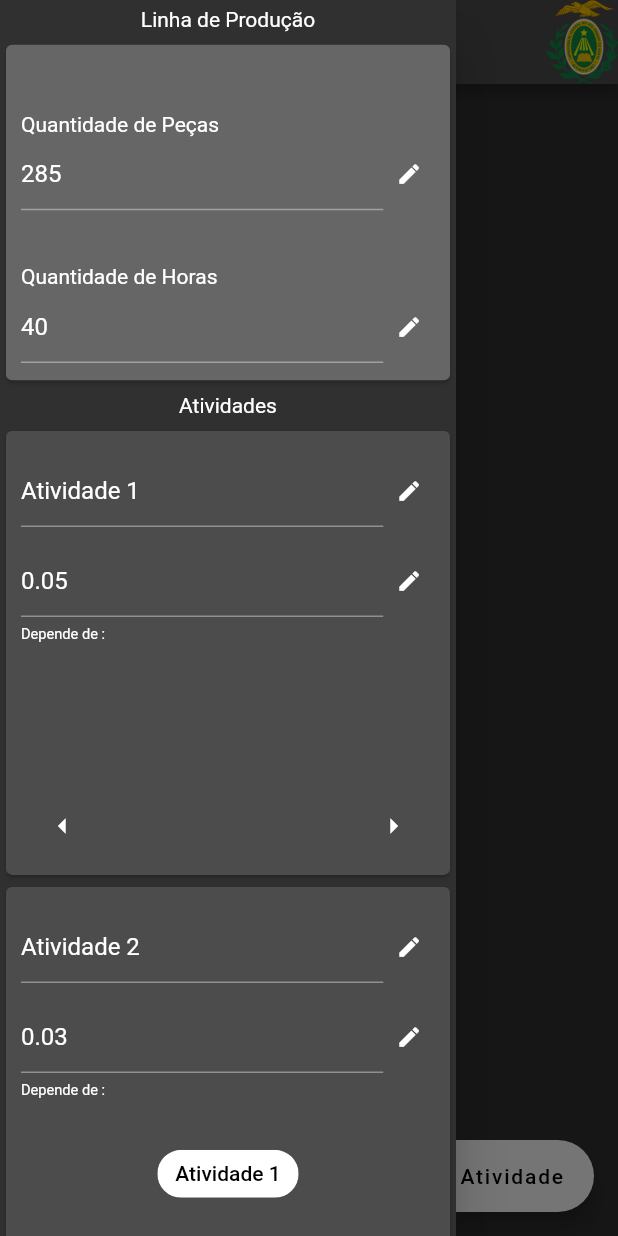
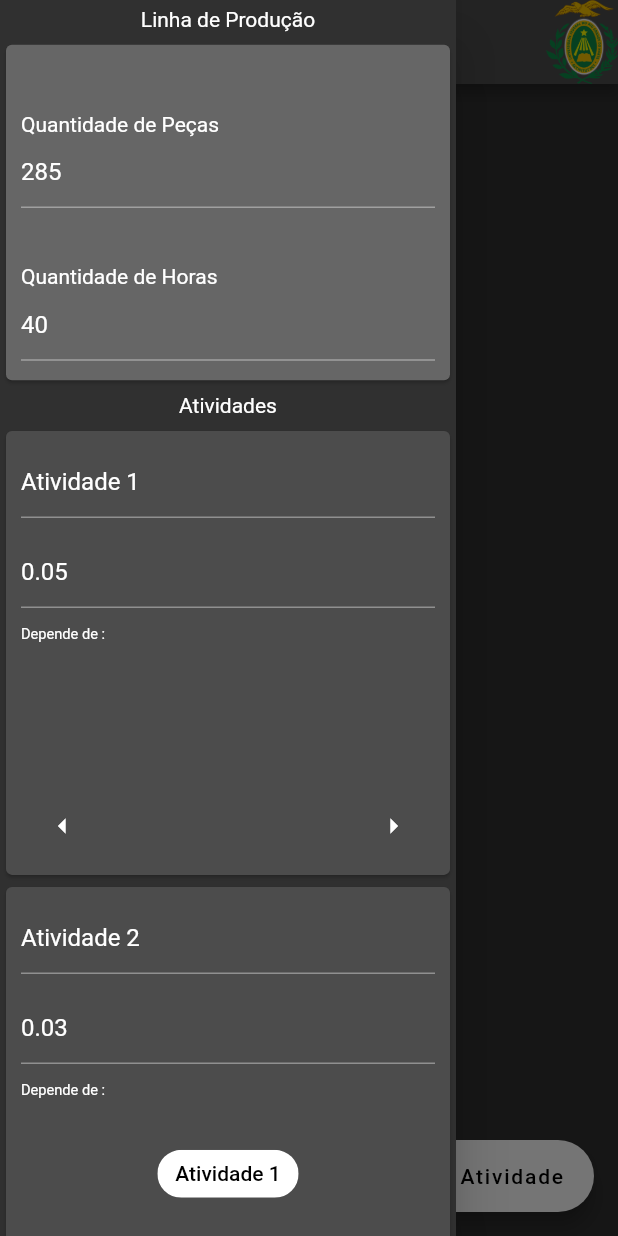
Before and after one commit to varellalexandre/gspufrn, a Flutter app: the screen it shows after launch, with the side drawer open, on a phone screen of 412 x 824 dp. Run offline on Flutter 3.47's test engine with Material 2 defaults, Android fonts, the phone set to English and light mode, and no system bars; our stand-ins replace chips_choice; missing offline and left inert: zoom_widget; Roboto replaces fonts that are missing (Abel).

Commit message:
Realizando algumas alterações no código de text edit

```diff
--- a/lib/design/field/editable.dart
+++ b/lib/design/field/editable.dart
@@ -3,32 +3,27 @@ import 'package:flutter/services.dart';
 import 'dart:core';
 
 class editable extends StatefulWidget{
-	bool beingEdited;
 	TextEditingController controller;
 	bool numeric;
 
 	editable({
-		this.beingEdited,
 		this.controller,
 		this.numeric=false,
 	});
 
 	@override
 	_editableState createState()=> _editableState(
-		beingEdited:beingEdited,
 		controller:controller,
 		numeric:numeric,
 	);
 }
 
 class _editableState extends State<editable>{
-	bool beingEdited;
 	TextEditingController controller;
 	bool numeric;
 	RegExp numeric_regex = RegExp(r"\d{1,}(\.|\,){0,1}\d{0,}");
 
 	_editableState({
-		this.beingEdited,
 		this.controller,
 		this.numeric=false,
 	});
@@ -43,46 +38,15 @@ class _editableState extends State<editable>{
 	@override
 	Widget build(BuildContext context){
 		TextInputType keyboard = TextInputType.name;
-		Icon icone;
 		List<TextInputFormatter> formatter = List();
 		if(numeric == true){
 			keyboard = TextInputType.numberWithOptions(decimal:true);
 			formatter.add(TextInputFormatter.withFunction(numericValidator));
 		}
-		if(beingEdited==false){
-			icone = Icon(Icons.edit);
-		}else{
-			icone = Icon(Icons.save);
-		}
-		return Row(
-				children:[
-				Expanded(
-					flex:7,
-					child:TextField(
-						keyboardType:keyboard,
-						controller:controller,
-						readOnly:!beingEdited,
-						inputFormatters:formatter,
-					)
-				),
-				Expanded(
-					flex:1,
-					child:Container(
-						child:FittedBox(
-							child:IconButton(
-								icon:icone,
-								onPressed:(){
-									setState((){
-										controller.notifyListeners();
-										beingEdited = !beingEdited;
-									});
-								}
-							),
-							fit:BoxFit.scaleDown
-						)
-					)
-				),
-			]
+		return TextField(
+			keyboardType:keyboard,
+			controller:controller,
+			inputFormatters:formatter,
 		);
 	}
 }
--- a/lib/design/field/linha.dart
+++ b/lib/design/field/linha.dart
@@ -5,8 +5,8 @@ import 'package:gspufrn/design/field/editable.dart';
 
 class linha extends StatelessWidget{
 	Linha model;
-	TextEditingController pecas_controller = TextEditingController();
-	TextEditingController horas_controller = TextEditingController();
+	TextEditingController pecas_controller;
+	TextEditingController horas_controller;
 
 	_updatePecas(){
 		model.updateQtdPecas(num.parse(pecas_controller.text));
@@ -16,15 +16,15 @@ class linha extends StatelessWidget{
 		model.updateHoras(num.parse(horas_controller.text));
 	}
 
-	linha({this.model});
+	linha({this.model}){
+		pecas_controller = TextEditingController(text:'${model.qtd_pecas}');
+		horas_controller = TextEditingController(text:'${model.horas_disp}');
+	}
 
 	@override
 	Widget build(BuildContext context){
 		pecas_controller.addListener(_updatePecas);
 		horas_controller.addListener(_updateHoras);
-
-		pecas_controller.text = '${model.qtd_pecas}';
-		horas_controller.text = '${model.horas_disp}';
 
 		return Container(
 			child:Card(
@@ -47,7 +47,6 @@ class linha extends StatelessWidget{
 								Expanded(
 									flex:1,
 									child:editable(
-										beingEdited:false,
 										controller:pecas_controller,
 										numeric:true,
 									),
@@ -65,7 +64,6 @@ class linha extends StatelessWidget{
 								Expanded(
 									flex:1,
 									child:editable(
-										beingEdited:false,
 										controller:horas_controller,
 										numeric:true,
 									),
--- a/lib/design/field/vertex.dart
+++ b/lib/design/field/vertex.dart
@@ -8,8 +8,8 @@ import 'package:gspufrn/design/field/color_theme.dart' as theme;
 class Vertex extends StatelessWidget{
 	Job model;
 	List<String> dependencies;
-	TextEditingController tempo_controller = TextEditingController();
-	TextEditingController nome_controller = TextEditingController();
+	TextEditingController tempo_controller;
+	TextEditingController nome_controller;
 	ScrollController scroll_controller = ScrollController(
 		initialScrollOffset:0.0,
 		keepScrollOffset:true,
@@ -18,7 +18,10 @@ class Vertex extends StatelessWidget{
 	Vertex({
 		this.model,
 		this.dependencies,
-	});
+	}){
+		this.tempo_controller = TextEditingController(text:"${model.tempo}");
+		this.nome_controller = TextEditingController(text:model.nome);
+	}
 
 	_updateTempo(){
 		model.updateTempo(num.parse(tempo_controller.text));
@@ -36,9 +39,6 @@ class Vertex extends StatelessWidget{
 			model:model,
 			child:ScopedModelDescendant<Job>(
 				builder:(context,child,model){
-					tempo_controller.text = "${model.tempo}";
-					nome_controller.text = model.nome;
-
 					List<Chip> depends_on = List();
 					dependencies.forEach(
 						(element)=>depends_on.add(
@@ -65,14 +65,12 @@ class Vertex extends StatelessWidget{
 											Expanded(
 												flex:5,
 												child:editable(
-													beingEdited:false,
 													controller:nome_controller,
 												)
 											),
 											Expanded(
 												flex:5,
 												child:editable(
-													beingEdited:false,
 													controller:tempo_controller,
 													numeric:true,
 												)
--- a/lib/models/job.dart
+++ b/lib/models/job.dart
@@ -10,10 +10,12 @@ class Job extends Model{
 
 	void updateNome(String nome){
 		this.nome = nome;
+		notifyListeners();
 	}
 
 	void updateTempo(num tempo){
 		this.tempo = tempo;
+		notifyListeners();
 	}
 
 	Job({
```
Also changed, not shown: lib/design/field/crud_dialog.dart (+30 -18 lines).
